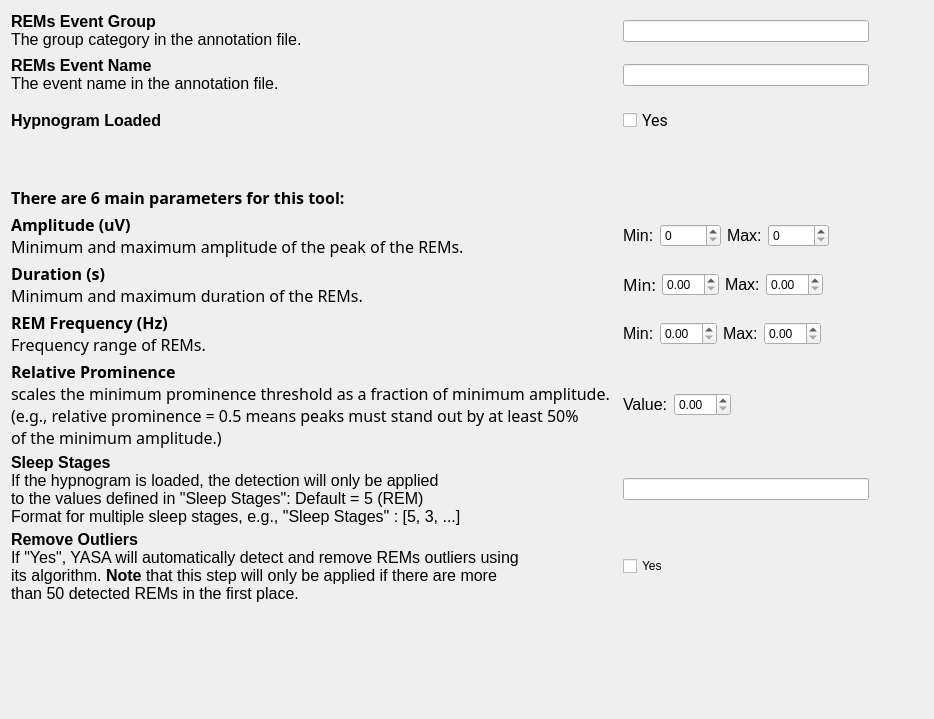
Old version of the form tools/CEAMSTools/DetectREMsYASA/DetectorStep/Ui_DetectorStep.ui in the repository SnoozToolbox/snooz-package-ceams.
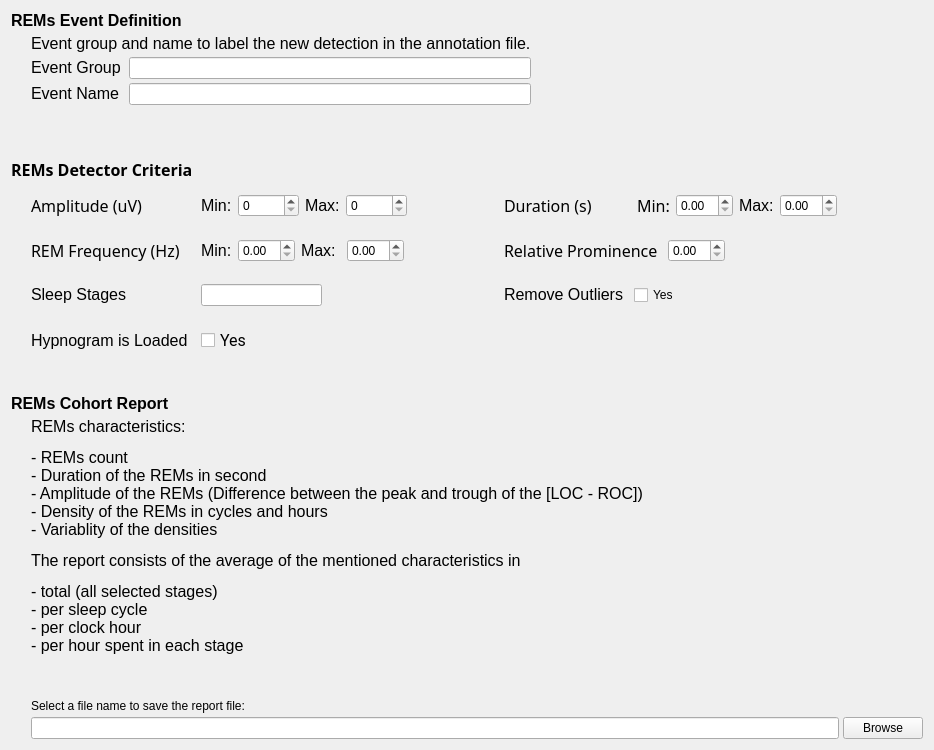
New version of the form.

Commit message: REMs Report added to the YASA REMs Detector tool with UI changes of the tool

Diff of the .ui file:
```diff
--- a/tools/CEAMSTools/DetectREMsYASA/DetectorStep/Ui_DetectorStep.ui
+++ b/tools/CEAMSTools/DetectREMsYASA/DetectorStep/Ui_DetectorStep.ui
@@ -7,7 +7,7 @@
     <x>0</x>
     <y>0</y>
     <width>934</width>
-    <height>719</height>
+    <height>750</height>
    </rect>
   </property>
   <property name="windowTitle">
@@ -22,7 +22,63 @@
      <property name="spacing">
       <number>4</number>
      </property>
-     <item row="9" column="2">
+     <item row="4" column="2">
+      <widget class="QFrame" name="frame_7">
+       <property name="frameShape">
+        <enum>QFrame::Shape::NoFrame</enum>
+       </property>
+       <property name="frameShadow">
+        <enum>QFrame::Shadow::Raised</enum>
+       </property>
+       <property name="lineWidth">
+        <number>0</number>
+       </property>
+       <layout class="QHBoxLayout" name="horizontalLayout_7"/>
+      </widget>
+     </item>
+     <item row="5" column="2">
+      <widget class="QFrame" name="frame_6">
+       <property name="frameShape">
+        <enum>QFrame::Shape::NoFrame</enum>
+       </property>
+       <property name="frameShadow">
+        <enum>QFrame::Shadow::Raised</enum>
+       </property>
+       <property name="lineWidth">
+        <number>0</number>
+       </property>
+       <layout class="QHBoxLayout" name="horizontalLayout_6"/>
+      </widget>
+     </item>
+     <item row="15" column="0">
+      <spacer name="verticalSpacer_4">
+       <property name="orientation">
+        <enum>Qt::Orientation::Vertical</enum>
+       </property>
+       <property name="sizeHint" stdset="0">
+        <size>
+         <width>20</width>
+         <height>40</height>
+        </size>
+       </property>
+      </spacer>
+     </item>
+     <item row="6" column="0" colspan="4">
+      <layout class="QGridLayout" name="gridLayout_5">
+       <item row="0" column="3">
+        <spacer name="horizontalSpacer_3">
+         <property name="orientation">
+          <enum>Qt::Orientation::Horizontal</enum>
+         </property>
+         <property name="sizeHint" stdset="0">
+          <size>
+           <width>40</width>
+           <height>20</height>
+          </size>
+         </property>
+        </spacer>
+       </item>
+       <item row="2" column="2">
       <widget class="QFrame" name="frame_8">
        <property name="frameShape">
         <enum>QFrame::Shape::NoFrame</enum>
@@ -37,10 +93,92 @@
         <item>
          <widget class="QLineEdit" name="lineEdit_3"/>
         </item>
+          <item>
+           <spacer name="horizontalSpacer_2">
+            <property name="orientation">
+             <enum>Qt::Orientation::Horizontal</enum>
+            </property>
+            <property name="sizeHint" stdset="0">
+             <size>
+              <width>40</width>
+              <height>20</height>
+             </size>
+            </property>
+           </spacer>
+          </item>
        </layout>
       </widget>
      </item>
-     <item row="10" column="3">
+       <item row="3" column="2">
+        <widget class="QFrame" name="frame_9">
+         <property name="frameShape">
+          <enum>QFrame::Shape::NoFrame</enum>
+         </property>
+         <property name="frameShadow">
+          <enum>QFrame::Shadow::Raised</enum>
+         </property>
+         <property name="lineWidth">
+          <number>0</number>
+         </property>
+         <layout class="QHBoxLayout" name="horizontalLayout_9">
+          <item>
+           <widget class="QCheckBox" name="checkBox_2">
+            <property name="font">
+             <font>
+              <family>Roboto</family>
+              <pointsize>12</pointsize>
+              <italic>false</italic>
+              <bold>false</bold>
+             </font>
+            </property>
+            <property name="styleSheet">
+             <string notr="true">font: 12pt &quot;Roboto&quot;;</string>
+            </property>
+            <property name="text">
+             <string>Yes</string>
+            </property>
+           </widget>
+          </item>
+         </layout>
+        </widget>
+       </item>
+       <item row="0" column="4">
+        <widget class="QFrame" name="frame_2">
+         <property name="frameShape">
+          <enum>QFrame::Shape::NoFrame</enum>
+         </property>
+         <property name="frameShadow">
+          <enum>QFrame::Shadow::Raised</enum>
+         </property>
+         <property name="lineWidth">
+          <number>0</number>
+         </property>
+         <layout class="QHBoxLayout" name="horizontalLayout_2">
+          <item>
+           <widget class="QLabel" name="label_2">
+            <property name="maximumSize">
+             <size>
+              <width>16777215</width>
+              <height>16777215</height>
+             </size>
+            </property>
+            <property name="font">
+             <font>
+              <family>Roboto-Regular</family>
+              <pointsize>10</pointsize>
+              <italic>false</italic>
+              <bold>false</bold>
+             </font>
+            </property>
+            <property name="lineWidth">
+             <number>0</number>
+            </property>
+            <property name="text">
+             <string>&lt;html&gt;&lt;head/&gt;&lt;body&gt;&lt;p&gt;&lt;span style=&quot; font-size:12pt;&quot;&gt;Duration (s)&lt;/span&gt;&lt;/p&gt;&lt;/body&gt;&lt;/html&gt;</string>
+            </property>
+           </widget>
+          </item>
+          <item>
       <spacer name="horizontalSpacer_12">
        <property name="orientation">
         <enum>Qt::Orientation::Horizontal</enum>
@@ -53,7 +191,226 @@
        </property>
       </spacer>
      </item>
-     <item row="5" column="2">
+          <item>
+           <widget class="QLabel" name="label_11">
+            <property name="font">
+             <font>
+              <family>Roboto-Regular</family>
+              <pointsize>10</pointsize>
+              <italic>false</italic>
+              <bold>false</bold>
+             </font>
+            </property>
+            <property name="text">
+             <string>&lt;html&gt;&lt;head/&gt;&lt;body&gt;&lt;p&gt;&lt;span style=&quot; font-size:12pt;&quot;&gt;Min:&lt;/span&gt;&lt;/p&gt;&lt;/body&gt;&lt;/html&gt;</string>
+            </property>
+           </widget>
+          </item>
+          <item>
+           <widget class="QDoubleSpinBox" name="doubleSpinBox_6">
+            <property name="singleStep">
+             <double>0.010000000000000</double>
+            </property>
+           </widget>
+          </item>
+          <item>
+           <widget class="QLabel" name="label_12">
+            <property name="text">
+             <string>&lt;html&gt;&lt;head/&gt;&lt;body&gt;&lt;p&gt;&lt;span style=&quot; font-size:12pt;&quot;&gt;Max:&lt;/span&gt;&lt;/p&gt;&lt;/body&gt;&lt;/html&gt;</string>
+            </property>
+           </widget>
+          </item>
+          <item>
+           <widget class="QDoubleSpinBox" name="doubleSpinBox_5">
+            <property name="singleStep">
+             <double>0.010000000000000</double>
+            </property>
+           </widget>
+          </item>
+          <item>
+           <spacer name="horizontalSpacer_5">
+            <property name="orientation">
+             <enum>Qt::Orientation::Horizontal</enum>
+            </property>
+            <property name="sizeHint" stdset="0">
+             <size>
+              <width>40</width>
+              <height>20</height>
+             </size>
+            </property>
+           </spacer>
+          </item>
+          <item>
+           <spacer name="horizontalSpacer_7">
+            <property name="orientation">
+             <enum>Qt::Orientation::Horizontal</enum>
+            </property>
+            <property name="sizeHint" stdset="0">
+             <size>
+              <width>40</width>
+              <height>20</height>
+             </size>
+            </property>
+           </spacer>
+          </item>
+         </layout>
+        </widget>
+       </item>
+       <item row="2" column="4">
+        <widget class="QFrame" name="frame_5">
+         <property name="frameShape">
+          <enum>QFrame::Shape::NoFrame</enum>
+         </property>
+         <property name="frameShadow">
+          <enum>QFrame::Shadow::Raised</enum>
+         </property>
+         <property name="lineWidth">
+          <number>0</number>
+         </property>
+         <layout class="QHBoxLayout" name="horizontalLayout_5">
+          <item>
+           <widget class="QLabel" name="label_7">
+            <property name="lineWidth">
+             <number>0</number>
+            </property>
+            <property name="text">
+             <string>&lt;html&gt;&lt;head/&gt;&lt;body&gt;&lt;p&gt;&lt;span style=&quot; font-size:12pt;&quot;&gt;Remove Outliers     &lt;/span&gt;&lt;/p&gt;&lt;/body&gt;&lt;/html&gt;</string>
+            </property>
+           </widget>
+          </item>
+          <item>
+           <widget class="QCheckBox" name="checkBox">
+            <property name="styleSheet">
+             <string notr="true">font: 12pt &quot;Roboto&quot;;</string>
+            </property>
+            <property name="text">
+             <string>Yes</string>
+            </property>
+           </widget>
+          </item>
+          <item>
+           <spacer name="horizontalSpacer_4">
+            <property name="orientation">
+             <enum>Qt::Orientation::Horizontal</enum>
+            </property>
+            <property name="sizeHint" stdset="0">
+             <size>
+              <width>40</width>
+              <height>20</height>
+             </size>
+            </property>
+           </spacer>
+          </item>
+         </layout>
+        </widget>
+       </item>
+       <item row="1" column="1">
+        <widget class="QLabel" name="label_3">
+         <property name="maximumSize">
+          <size>
+           <width>16777215</width>
+           <height>16777215</height>
+          </size>
+         </property>
+         <property name="font">
+          <font>
+           <family>Roboto-Regular</family>
+           <pointsize>10</pointsize>
+           <italic>false</italic>
+           <bold>false</bold>
+          </font>
+         </property>
+         <property name="lineWidth">
+          <number>0</number>
+         </property>
+         <property name="text">
+          <string>&lt;html&gt;&lt;head/&gt;&lt;body&gt;&lt;p&gt;&lt;span style=&quot; font-size:12pt;&quot;&gt;REM Frequency (Hz)&lt;/span&gt;&lt;/p&gt;&lt;/body&gt;&lt;/html&gt;</string>
+         </property>
+         <property name="wordWrap">
+          <bool>true</bool>
+         </property>
+        </widget>
+       </item>
+       <item row="3" column="1">
+        <widget class="QLabel" name="label_6">
+         <property name="text">
+          <string>&lt;html&gt;&lt;head/&gt;&lt;body&gt;&lt;p&gt;&lt;span style=&quot; font-size:12pt;&quot;&gt;Hypnogram is Loaded&lt;/span&gt;&lt;/p&gt;&lt;/body&gt;&lt;/html&gt;</string>
+         </property>
+        </widget>
+       </item>
+       <item row="1" column="3">
+        <spacer name="horizontalSpacer">
+         <property name="orientation">
+          <enum>Qt::Orientation::Horizontal</enum>
+         </property>
+         <property name="sizeHint" stdset="0">
+          <size>
+           <width>40</width>
+           <height>20</height>
+          </size>
+         </property>
+        </spacer>
+       </item>
+       <item row="1" column="4">
+        <widget class="QFrame" name="frame_4">
+         <property name="frameShape">
+          <enum>QFrame::Shape::NoFrame</enum>
+         </property>
+         <property name="frameShadow">
+          <enum>QFrame::Shadow::Raised</enum>
+         </property>
+         <property name="lineWidth">
+          <number>0</number>
+         </property>
+         <layout class="QHBoxLayout" name="horizontalLayout_4">
+          <item>
+           <widget class="QLabel" name="label_4">
+            <property name="maximumSize">
+             <size>
+              <width>16777215</width>
+              <height>16777215</height>
+             </size>
+            </property>
+            <property name="font">
+             <font>
+              <family>Roboto-Regular</family>
+              <pointsize>10</pointsize>
+              <italic>false</italic>
+              <bold>false</bold>
+             </font>
+            </property>
+            <property name="lineWidth">
+             <number>0</number>
+            </property>
+            <property name="text">
+             <string>&lt;html&gt;&lt;head/&gt;&lt;body&gt;&lt;p&gt;&lt;span style=&quot; font-size:12pt;&quot;&gt;Relative Prominence   &lt;/span&gt;&lt;/p&gt;&lt;/body&gt;&lt;/html&gt;</string>
+            </property>
+           </widget>
+          </item>
+          <item>
+           <widget class="QDoubleSpinBox" name="doubleSpinBox_2">
+            <property name="singleStep">
+             <double>0.010000000000000</double>
+            </property>
+           </widget>
+          </item>
+          <item>
+           <spacer name="horizontalSpacer_8">
+            <property name="orientation">
+             <enum>Qt::Orientation::Horizontal</enum>
+            </property>
+            <property name="sizeHint" stdset="0">
+             <size>
+              <width>40</width>
+              <height>20</height>
+             </size>
+            </property>
+           </spacer>
+          </item>
+         </layout>
+        </widget>
+       </item>
+       <item row="0" column="2">
       <widget class="QFrame" name="frame">
        <property name="frameShape">
         <enum>QFrame::Shape::NoFrame</enum>
@@ -94,97 +451,6 @@
          </widget>
         </item>
         <item>
-         <spacer name="horizontalSpacer">
-          <property name="orientation">
-           <enum>Qt::Orientation::Horizontal</enum>
-          </property>
-          <property name="sizeHint" stdset="0">
-           <size>
-            <width>40</width>
-            <height>20</height>
-           </size>
-          </property>
-         </spacer>
-        </item>
-       </layout>
-      </widget>
-     </item>
-     <item row="0" column="0" colspan="2">
-      <widget class="QLabel" name="label_15">
-       <property name="lineWidth">
-        <number>-3</number>
-       </property>
-       <property name="text">
-        <string>&lt;html&gt;&lt;head/&gt;&lt;body&gt;&lt;p&gt;&lt;span style=&quot; font-size:12pt; font-weight:700;&quot;&gt;REMs Event Group&lt;/span&gt;&lt;br/&gt;&lt;span style=&quot; font-size:12pt;&quot;&gt;The group category in the annotation file.&lt;/span&gt;&lt;/p&gt;&lt;/body&gt;&lt;/html&gt;</string>
-       </property>
-      </widget>
-     </item>
-     <item row="10" column="2">
-      <widget class="QFrame" name="frame_5">
-       <property name="frameShape">
-        <enum>QFrame::Shape::NoFrame</enum>
-       </property>
-       <property name="frameShadow">
-        <enum>QFrame::Shadow::Raised</enum>
-       </property>
-       <property name="lineWidth">
-        <number>0</number>
-       </property>
-       <layout class="QHBoxLayout" name="horizontalLayout_5">
-        <item>
-         <widget class="QCheckBox" name="checkBox">
-          <property name="styleSheet">
-           <string notr="true">font: 12pt &quot;Roboto&quot;;</string>
-          </property>
-          <property name="text">
-           <string>Yes</string>
-          </property>
-         </widget>
-        </item>
-       </layout>
-      </widget>
-     </item>
-     <item row="6" column="0">
-      <widget class="QLabel" name="label_2">
-       <property name="maximumSize">
-        <size>
-         <width>16777215</width>
-         <height>16777215</height>
-        </size>
-       </property>
-       <property name="font">
-        <font>
-         <family>Roboto-Regular</family>
-         <pointsize>10</pointsize>
-         <italic>false</italic>
-         <bold>false</bold>
-        </font>
-       </property>
-       <property name="lineWidth">
-        <number>0</number>
-       </property>
-       <property name="text">
-        <string>&lt;html&gt;&lt;head/&gt;&lt;body&gt;&lt;p&gt;&lt;span style=&quot; font-size:12pt; font-weight:700;&quot;&gt;Duration (s)&lt;/span&gt;&lt;br/&gt;&lt;span style=&quot; font-size:12pt;&quot;&gt;Minimum and maximum duration of the REMs.&lt;/span&gt;&lt;/p&gt;&lt;/body&gt;&lt;/html&gt;</string>
-       </property>
-      </widget>
-     </item>
-     <item row="1" column="0" colspan="2">
-      <widget class="QLabel" name="label_9">
-       <property name="maximumSize">
-        <size>
-         <width>16777215</width>
-         <height>16777215</height>
-        </size>
-       </property>
-       <property name="lineWidth">
-        <number>0</number>
-       </property>
-       <property name="text">
-        <string>&lt;html&gt;&lt;head/&gt;&lt;body&gt;&lt;p&gt;&lt;span style=&quot; font-size:12pt; font-weight:700;&quot;&gt;REMs Event Name&lt;/span&gt;&lt;br/&gt;&lt;span style=&quot; font-size:12pt;&quot;&gt;The event name in the annotation file.&lt;/span&gt;&lt;/p&gt;&lt;/body&gt;&lt;/html&gt;</string>
-       </property>
-      </widget>
-     </item>
-     <item row="6" column="3">
       <spacer name="horizontalSpacer_10">
        <property name="orientation">
         <enum>Qt::Orientation::Horizontal</enum>
@@ -197,54 +463,11 @@
        </property>
       </spacer>
      </item>
-     <item row="2" column="2">
-      <widget class="QFrame" name="frame_9">
-       <property name="frameShape">
-        <enum>QFrame::Shape::NoFrame</enum>
-       </property>
-       <property name="frameShadow">
-        <enum>QFrame::Shadow::Raised</enum>
-       </property>
-       <property name="lineWidth">
-        <number>0</number>
-       </property>
-       <layout class="QHBoxLayout" name="horizontalLayout_9">
-        <item>
-         <widget class="QCheckBox" name="checkBox_2">
-          <property name="font">
-           <font>
-            <family>Roboto</family>
-            <pointsize>12</pointsize>
-            <italic>false</italic>
-            <bold>false</bold>
-           </font>
-          </property>
-          <property name="styleSheet">
-           <string notr="true">font: 12pt &quot;Roboto&quot;;</string>
-          </property>
-          <property name="text">
-           <string>Yes</string>
-          </property>
-         </widget>
-        </item>
        </layout>
       </widget>
      </item>
-     <item row="9" column="3">
-      <spacer name="horizontalSpacer_11">
-       <property name="orientation">
-        <enum>Qt::Orientation::Horizontal</enum>
-       </property>
-       <property name="sizeHint" stdset="0">
-        <size>
-         <width>40</width>
-         <height>20</height>
-        </size>
-       </property>
-      </spacer>
-     </item>
-     <item row="15" column="0">
-      <spacer name="verticalSpacer">
+       <item row="2" column="0">
+        <spacer name="verticalSpacer_2">
        <property name="orientation">
         <enum>Qt::Orientation::Vertical</enum>
        </property>
@@ -256,14 +479,18 @@
        </property>
       </spacer>
      </item>
-     <item row="4" column="0" colspan="2">
-      <widget class="QLabel" name="label">
-       <property name="maximumSize">
-        <size>
-         <width>16777215</width>
-         <height>16777215</height>
-        </size>
-       </property>
+       <item row="2" column="1">
+        <widget class="QLabel" name="label_16">
+         <property name="lineWidth">
+          <number>0</number>
+         </property>
+         <property name="text">
+          <string>&lt;html&gt;&lt;head/&gt;&lt;body&gt;&lt;p&gt;&lt;span style=&quot; font-size:12pt;&quot;&gt;Sleep Stages&lt;/span&gt;&lt;/p&gt;&lt;/body&gt;&lt;/html&gt;</string>
+         </property>
+        </widget>
+       </item>
+       <item row="0" column="1">
+        <widget class="QLabel" name="label_8">
        <property name="font">
         <font>
          <family>Roboto-Regular</family>
@@ -276,27 +503,18 @@
         <number>0</number>
        </property>
        <property name="text">
-        <string>&lt;html&gt;&lt;head/&gt;&lt;body&gt;&lt;p&gt;&lt;span style=&quot; font-size:12pt; font-weight:700;&quot;&gt;There are 6 main parameters for this tool:&lt;/span&gt;&lt;/p&gt;&lt;/body&gt;&lt;/html&gt;</string>
-       </property>
-       <property name="wordWrap">
-        <bool>true</bool>
-       </property>
-      </widget>
-     </item>
-     <item row="1" column="3">
-      <spacer name="horizontalSpacer_8">
-       <property name="orientation">
-        <enum>Qt::Orientation::Horizontal</enum>
-       </property>
-       <property name="sizeHint" stdset="0">
-        <size>
-         <width>40</width>
-         <height>20</height>
-        </size>
-       </property>
-      </spacer>
-     </item>
-     <item row="7" column="2">
+          <string>&lt;html&gt;&lt;head/&gt;&lt;body&gt;&lt;p&gt;&lt;span style=&quot; font-size:12pt;&quot;&gt;Amplitude (uV)&lt;/span&gt;&lt;/p&gt;&lt;/body&gt;&lt;/html&gt;</string>
+         </property>
+        </widget>
+       </item>
+       <item row="3" column="3">
+        <widget class="QLabel" name="label_22">
+         <property name="text">
+          <string/>
+         </property>
+        </widget>
+       </item>
+       <item row="1" column="2">
       <widget class="QFrame" name="frame_3">
        <property name="frameShape">
         <enum>QFrame::Shape::NoFrame</enum>
@@ -325,7 +543,7 @@
         <item>
          <widget class="QLabel" name="label_14">
           <property name="text">
-           <string>&lt;html&gt;&lt;head/&gt;&lt;body&gt;&lt;p&gt;&lt;span style=&quot; font-size:12pt;&quot;&gt;Max:&lt;/span&gt;&lt;/p&gt;&lt;/body&gt;&lt;/html&gt;</string>
+             <string>&lt;html&gt;&lt;head/&gt;&lt;body&gt;&lt;p&gt;&lt;span style=&quot; font-size:12pt;&quot;&gt;Max: &lt;/span&gt;&lt;/p&gt;&lt;/body&gt;&lt;/html&gt;</string>
           </property>
          </widget>
         </item>
@@ -337,7 +555,7 @@
          </widget>
         </item>
         <item>
-         <spacer name="horizontalSpacer_3">
+           <spacer name="horizontalSpacer_11">
           <property name="orientation">
            <enum>Qt::Orientation::Horizontal</enum>
           </property>
@@ -352,41 +570,38 @@
        </layout>
       </widget>
      </item>
-     <item row="1" column="2">
-      <widget class="QFrame" name="frame_6">
-       <property name="frameShape">
-        <enum>QFrame::Shape::NoFrame</enum>
+      </layout>
+     </item>
+     <item row="1" column="0">
+      <widget class="QLabel" name="label_19">
+       <property name="text">
+        <string>&lt;html&gt;&lt;head/&gt;&lt;body&gt;&lt;p&gt;&lt;span style=&quot; font-size:12pt; font-weight:700;&quot;&gt;REMs Event Definition&lt;/span&gt;&lt;/p&gt;&lt;/body&gt;&lt;/html&gt;</string>
        </property>
-       <property name="frameShadow">
-        <enum>QFrame::Shadow::Raised</enum>
+      </widget>
+     </item>
+     <item row="17" column="0">
+      <widget class="QLabel" name="label_10">
+       <property name="text">
+        <string>&lt;html&gt;&lt;head/&gt;&lt;body&gt;&lt;p&gt;&lt;span style=&quot; font-size:12pt; font-weight:700;&quot;&gt;REMs Cohort Report&lt;/span&gt;&lt;/p&gt;&lt;/body&gt;&lt;/html&gt;</string>
        </property>
+      </widget>
+     </item>
+     <item row="2" column="0" colspan="4">
+      <layout class="QGridLayout" name="gridLayout_4">
+       <item row="2" column="3">
+        <widget class="QLineEdit" name="lineEdit"/>
+       </item>
+       <item row="2" column="1">
+        <widget class="QLabel" name="label_15">
        <property name="lineWidth">
-        <number>0</number>
-       </property>
-       <layout class="QHBoxLayout" name="horizontalLayout_6">
-        <item>
-         <widget class="QLineEdit" name="lineEdit_2"/>
-        </item>
-       </layout>
-      </widget>
-     </item>
-     <item row="3" column="0" colspan="2">
-      <spacer name="verticalSpacer_2">
-       <property name="orientation">
-        <enum>Qt::Orientation::Vertical</enum>
-       </property>
-       <property name="sizeType">
-        <enum>QSizePolicy::Policy::Fixed</enum>
-       </property>
-       <property name="sizeHint" stdset="0">
-        <size>
-         <width>20</width>
-         <height>40</height>
-        </size>
-       </property>
-      </spacer>
-     </item>
-     <item row="0" column="3">
+          <number>-3</number>
+         </property>
+         <property name="text">
+          <string>&lt;html&gt;&lt;head/&gt;&lt;body&gt;&lt;p&gt;&lt;span style=&quot; font-size:12pt;&quot;&gt;Event Group&lt;/span&gt;&lt;/p&gt;&lt;/body&gt;&lt;/html&gt;</string>
+         </property>
+        </widget>
+       </item>
+       <item row="2" column="4">
       <spacer name="horizontalSpacer_6">
        <property name="orientation">
         <enum>Qt::Orientation::Horizontal</enum>
@@ -399,251 +614,118 @@
        </property>
       </spacer>
      </item>
-     <item row="7" column="3">
-      <spacer name="horizontalSpacer_4">
+       <item row="3" column="3">
+        <widget class="QLineEdit" name="lineEdit_2"/>
+       </item>
+       <item row="0" column="1" colspan="3">
+        <widget class="QLabel" name="label_20">
+         <property name="text">
+          <string>&lt;html&gt;&lt;head/&gt;&lt;body&gt;&lt;p&gt;&lt;span style=&quot; font-size:12pt;&quot;&gt;Event group and name to label the new detection in the annotation file.&lt;/span&gt;&lt;/p&gt;&lt;/body&gt;&lt;/html&gt;</string>
+         </property>
+        </widget>
+       </item>
+       <item row="3" column="1">
+        <widget class="QLabel" name="label_9">
+         <property name="maximumSize">
+          <size>
+           <width>16777215</width>
+           <height>16777215</height>
+          </size>
+         </property>
+         <property name="lineWidth">
+          <number>0</number>
+         </property>
+         <property name="text">
+          <string>&lt;html&gt;&lt;head/&gt;&lt;body&gt;&lt;p&gt;&lt;span style=&quot; font-size:12pt;&quot;&gt;Event Name&lt;/span&gt;&lt;/p&gt;&lt;/body&gt;&lt;/html&gt;</string>
+         </property>
+        </widget>
+       </item>
+       <item row="4" column="0">
+        <spacer name="verticalSpacer_3">
        <property name="orientation">
-        <enum>Qt::Orientation::Horizontal</enum>
+          <enum>Qt::Orientation::Vertical</enum>
        </property>
        <property name="sizeHint" stdset="0">
         <size>
-         <width>40</width>
-         <height>20</height>
+           <width>20</width>
+           <height>40</height>
         </size>
        </property>
       </spacer>
      </item>
-     <item row="2" column="0">
-      <widget class="QLabel" name="label_6">
-       <property name="text">
-        <string>&lt;html&gt;&lt;head/&gt;&lt;body&gt;&lt;p&gt;&lt;span style=&quot; font-size:12pt; font-weight:700;&quot;&gt;Hypnogram Loaded&lt;/span&gt;&lt;/p&gt;&lt;/body&gt;&lt;/html&gt;</string>
-       </property>
-      </widget>
+      </layout>
      </item>
-     <item row="8" column="2" colspan="2">
-      <widget class="QFrame" name="frame_4">
-       <property name="frameShape">
-        <enum>QFrame::Shape::NoFrame</enum>
+     <item row="5" column="0" colspan="2">
+      <widget class="QLabel" name="label">
+       <property name="maximumSize">
+        <size>
+         <width>16777215</width>
+         <height>16777215</height>
+        </size>
        </property>
-       <property name="frameShadow">
-        <enum>QFrame::Shadow::Raised</enum>
+       <property name="font">
+        <font>
+         <family>Roboto-Regular</family>
+         <pointsize>10</pointsize>
+         <italic>false</italic>
+         <bold>false</bold>
+        </font>
        </property>
        <property name="lineWidth">
         <number>0</number>
        </property>
-       <layout class="QHBoxLayout" name="horizontalLayout_4">
-        <item>
+       <property name="text">
+        <string>&lt;html&gt;&lt;head/&gt;&lt;body&gt;&lt;p&gt;&lt;span style=&quot; font-size:12pt; font-weight:700;&quot;&gt;REMs Detector Criteria&lt;/span&gt;&lt;/p&gt;&lt;/body&gt;&lt;/html&gt;</string>
+       </property>
+       <property name="wordWrap">
+        <bool>true</bool>
+       </property>
+      </widget>
+     </item>
+     <item row="20" column="0" colspan="4">
+      <layout class="QGridLayout" name="gridLayout_7">
+       <item row="0" column="1">
          <widget class="QLabel" name="label_5">
           <property name="text">
-           <string>&lt;html&gt;&lt;head/&gt;&lt;body&gt;&lt;p&gt;&lt;span style=&quot; font-size:12pt;&quot;&gt;Value:&lt;/span&gt;&lt;/p&gt;&lt;/body&gt;&lt;/html&gt;</string>
+          <string>&lt;html&gt;&lt;head/&gt;&lt;body&gt;&lt;p&gt;&lt;span style=&quot; font-size:12pt;&quot;&gt;REMs characteristics:&lt;/span&gt;&lt;/p&gt;&lt;p&gt;&lt;span style=&quot; font-size:12pt;&quot;&gt;	- REMs count&lt;br/&gt;- Duration of the REMs in second&lt;br/&gt;- Amplitude of the REMs (Difference between the peak and trough of the [LOC - ROC])&lt;br/&gt;- Density of the REMs in cycles and hours&lt;br/&gt;- Variablity of the densities&lt;/span&gt;&lt;/p&gt;&lt;p&gt;&lt;span style=&quot; font-size:12pt;&quot;&gt;The report consists of the average of the mentioned characteristics in&lt;/span&gt;&lt;/p&gt;&lt;p&gt;&lt;span style=&quot; font-size:12pt;&quot;&gt;- total (all selected stages)&lt;br/&gt;- per sleep cycle&lt;br/&gt;- per clock hour&lt;br/&gt;- per hour spent in each stage&lt;/span&gt;&lt;/p&gt;&lt;p&gt;&lt;br/&gt;&lt;/p&gt;&lt;/body&gt;&lt;/html&gt;</string>
           </property>
          </widget>
         </item>
-        <item>
-         <widget class="QDoubleSpinBox" name="doubleSpinBox_2">
-          <property name="singleStep">
-           <double>0.010000000000000</double>
-          </property>
-         </widget>
-        </item>
-        <item>
-         <spacer name="horizontalSpacer_5">
-          <property name="orientation">
-           <enum>Qt::Orientation::Horizontal</enum>
-          </property>
-          <property name="sizeHint" stdset="0">
-           <size>
-            <width>40</width>
-            <height>20</height>
-           </size>
-          </property>
-         </spacer>
-        </item>
-       </layout>
-      </widget>
-     </item>
-     <item row="0" column="2">
-      <widget class="QFrame" name="frame_7">
-       <property name="frameShape">
-        <enum>QFrame::Shape::NoFrame</enum>
-       </property>
-       <property name="frameShadow">
-        <enum>QFrame::Shadow::Raised</enum>
-       </property>
-       <property name="lineWidth">
-        <number>0</number>
-       </property>
-       <layout class="QHBoxLayout" name="horizontalLayout_7">
-        <item>
-         <widget class="QLineEdit" name="lineEdit"/>
-        </item>
-       </layout>
-      </widget>
-     </item>
-     <item row="6" column="2">
-      <widget class="QFrame" name="frame_2">
-       <property name="frameShape">
-        <enum>QFrame::Shape::NoFrame</enum>
-       </property>
-       <property name="frameShadow">
-        <enum>QFrame::Shadow::Raised</enum>
-       </property>
-       <property name="lineWidth">
-        <number>0</number>
-       </property>
-       <layout class="QHBoxLayout" name="horizontalLayout_2">
-        <item>
-         <widget class="QLabel" name="label_11">
-          <property name="font">
-           <font>
-            <family>Roboto-Regular</family>
-            <pointsize>10</pointsize>
-            <italic>false</italic>
-            <bold>false</bold>
-           </font>
-          </property>
+       <item row="2" column="2">
+        <widget class="QPushButton" name="pushButton_CohortFilename">
           <property name="text">
-           <string>&lt;html&gt;&lt;head/&gt;&lt;body&gt;&lt;p&gt;&lt;span style=&quot; font-size:12pt;&quot;&gt;Min:&lt;/span&gt;&lt;/p&gt;&lt;/body&gt;&lt;/html&gt;</string>
+          <string>Browse</string>
           </property>
          </widget>
         </item>
-        <item>
-         <widget class="QDoubleSpinBox" name="doubleSpinBox_6">
-          <property name="singleStep">
-           <double>0.010000000000000</double>
-          </property>
-         </widget>
-        </item>
-        <item>
-         <widget class="QLabel" name="label_12">
-          <property name="text">
-           <string>&lt;html&gt;&lt;head/&gt;&lt;body&gt;&lt;p&gt;&lt;span style=&quot; font-size:12pt;&quot;&gt;Max:&lt;/span&gt;&lt;/p&gt;&lt;/body&gt;&lt;/html&gt;</string>
-          </property>
-         </widget>
-        </item>
-        <item>
-         <widget class="QDoubleSpinBox" name="doubleSpinBox_5">
-          <property name="singleStep">
-           <double>0.010000000000000</double>
-          </property>
-         </widget>
-        </item>
-        <item>
-         <spacer name="horizontalSpacer_2">
+       <item row="0" column="0">
+        <spacer name="verticalSpacer_5">
           <property name="orientation">
-           <enum>Qt::Orientation::Horizontal</enum>
+          <enum>Qt::Orientation::Vertical</enum>
           </property>
           <property name="sizeHint" stdset="0">
            <size>
-            <width>40</width>
-            <height>20</height>
+           <width>20</width>
+           <height>40</height>
            </size>
           </property>
          </spacer>
         </item>
-       </layout>
-      </widget>
-     </item>
-     <item row="5" column="0">
-      <widget class="QLabel" name="label_8">
-       <property name="font">
-        <font>
-         <family>Roboto-Regular</family>
-         <pointsize>10</pointsize>
-         <italic>false</italic>
-         <bold>false</bold>
-        </font>
-       </property>
-       <property name="lineWidth">
-        <number>0</number>
-       </property>
-       <property name="text">
-        <string>&lt;html&gt;&lt;head/&gt;&lt;body&gt;&lt;p&gt;&lt;span style=&quot; font-size:12pt; font-weight:700;&quot;&gt;Amplitude (uV)&lt;/span&gt;&lt;br/&gt;&lt;span style=&quot; font-size:12pt;&quot;&gt;Minimum and maximum amplitude of the peak of the REMs.&lt;/span&gt;&lt;/p&gt;&lt;/body&gt;&lt;/html&gt;</string>
-       </property>
-      </widget>
-     </item>
-     <item row="7" column="0">
-      <widget class="QLabel" name="label_3">
-       <property name="maximumSize">
-        <size>
-         <width>16777215</width>
-         <height>16777215</height>
-        </size>
-       </property>
-       <property name="font">
-        <font>
-         <family>Roboto-Regular</family>
-         <pointsize>10</pointsize>
-         <italic>false</italic>
-         <bold>false</bold>
-        </font>
-       </property>
-       <property name="lineWidth">
-        <number>0</number>
-       </property>
-       <property name="text">
-        <string>&lt;html&gt;&lt;head/&gt;&lt;body&gt;&lt;p&gt;&lt;span style=&quot; font-size:12pt; font-weight:700;&quot;&gt;REM Frequency (Hz)&lt;/span&gt;&lt;br/&gt;&lt;span style=&quot; font-size:12pt;&quot;&gt;Frequency range of REMs.&lt;/span&gt;&lt;/p&gt;&lt;/body&gt;&lt;/html&gt;</string>
-       </property>
-       <property name="wordWrap">
+       <item row="2" column="1">
+        <widget class="QLineEdit" name="lineEdit_CohortFilename">
+         <property name="frame">
         <bool>true</bool>
        </property>
       </widget>
      </item>
-     <item row="5" column="3">
-      <spacer name="horizontalSpacer_9">
-       <property name="orientation">
-        <enum>Qt::Orientation::Horizontal</enum>
-       </property>
-       <property name="sizeHint" stdset="0">
-        <size>
-         <width>40</width>
-         <height>20</height>
-        </size>
-       </property>
-      </spacer>
-     </item>
-     <item row="8" column="0" colspan="2">
-      <widget class="QLabel" name="label_4">
-       <property name="maximumSize">
-        <size>
-         <width>16777215</width>
-         <height>16777215</height>
-        </size>
-       </property>
-       <property name="font">
-        <font>
-         <family>Roboto-Regular</family>
-         <pointsize>10</pointsize>
-         <italic>false</italic>
-         <bold>false</bold>
-        </font>
-       </property>
-       <property name="lineWidth">
-        <number>0</number>
-       </property>
+       <item row="1" column="1">
+        <widget class="QLabel" name="label_21">
        <property name="text">
-        <string>&lt;html&gt;&lt;head/&gt;&lt;body&gt;&lt;p&gt;&lt;span style=&quot; font-size:12pt; font-weight:700;&quot;&gt;Relative Prominence&lt;/span&gt;&lt;br/&gt;&lt;span style=&quot; font-size:12pt;&quot;&gt;scales the minimum prominence threshold as a fraction of minimum amplitude.&lt;br/&gt;(e.g., relative prominence = 0.5 means peaks must stand out by at least 50%&lt;br/&gt;of the minimum amplitude.)&lt;/span&gt;&lt;/p&gt;&lt;/body&gt;&lt;/html&gt;</string>
+          <string>&lt;html&gt;&lt;head/&gt;&lt;body&gt;&lt;p&gt;&lt;span style=&quot; font-size:12pt;&quot;&gt;Select a file name to save the report file:&lt;/span&gt;&lt;/p&gt;&lt;/body&gt;&lt;/html&gt;</string>
        </property>
       </widget>
      </item>
-     <item row="9" column="0" colspan="2">
-      <widget class="QLabel" name="label_16">
-       <property name="lineWidth">
-        <number>0</number>
-       </property>
-       <property name="text">
-        <string>&lt;html&gt;&lt;head/&gt;&lt;body&gt;&lt;p&gt;&lt;span style=&quot; font-size:12pt; font-weight:700;&quot;&gt;Sleep Stages&lt;/span&gt;&lt;br/&gt;&lt;span style=&quot; font-size:12pt;&quot;&gt;If the hypnogram is loaded, the detection will only be applied&lt;br/&gt;to the values defined in &amp;quot;Sleep Stages&amp;quot;: Default = 5 (REM)&lt;br/&gt;Format for multiple sleep stages, e.g., &amp;quot;Sleep Stages&amp;quot; : [5, 3, ...]&lt;/span&gt;&lt;/p&gt;&lt;/body&gt;&lt;/html&gt;</string>
-       </property>
-      </widget>
-     </item>
-     <item row="10" column="0" colspan="2">
-      <widget class="QLabel" name="label_7">
-       <property name="lineWidth">
-        <number>0</number>
-       </property>
-       <property name="text">
-        <string>&lt;html&gt;&lt;head/&gt;&lt;body&gt;&lt;p&gt;&lt;span style=&quot; font-size:12pt; font-weight:700;&quot;&gt;Remove Outliers&lt;/span&gt;&lt;br/&gt;&lt;span style=&quot; font-size:12pt;&quot;&gt;If &amp;quot;Yes&amp;quot;, YASA will automatically detect and remove REMs outliers using&lt;br/&gt;its algorithm. &lt;/span&gt;&lt;span style=&quot; font-size:12pt; font-weight:600;&quot;&gt;Note&lt;/span&gt;&lt;span style=&quot; font-size:12pt;&quot;&gt; that this step will only be applied if there are more&lt;br/&gt;than 50 detected REMs in the first place.&lt;/span&gt;&lt;/p&gt;&lt;/body&gt;&lt;/html&gt;</string>
-       </property>
-      </widget>
+      </layout>
      </item>
     </layout>
    </item>
```
Lines whose indentation alone changed are shown as unchanged. The commit also changes 23 other files.
